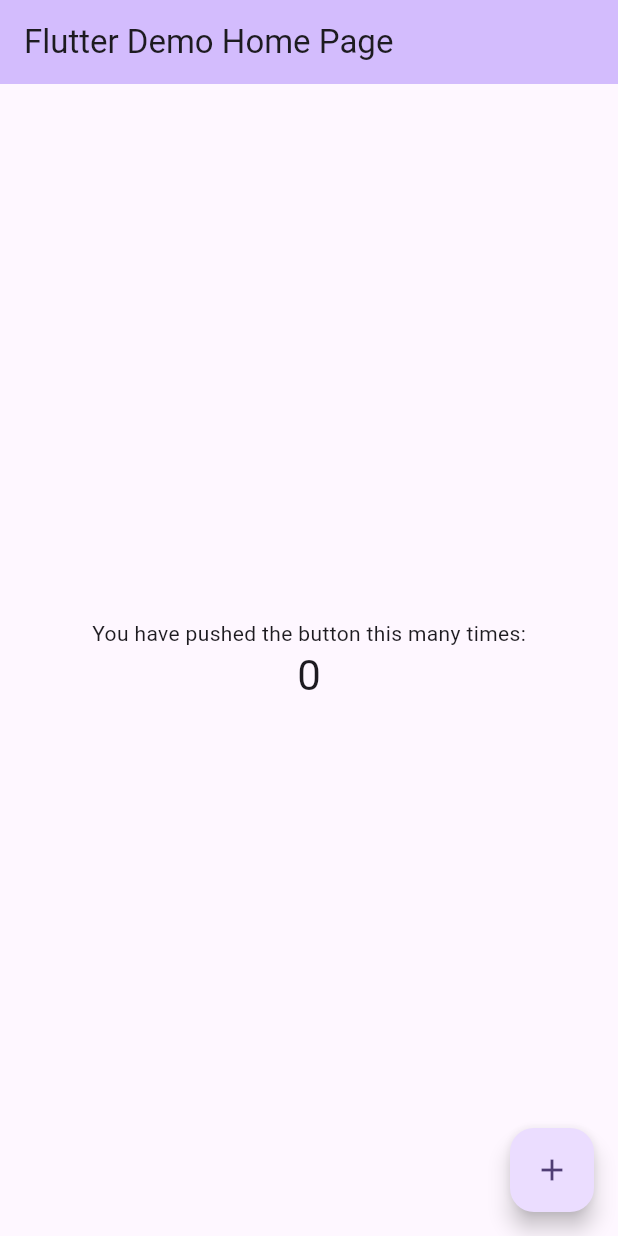
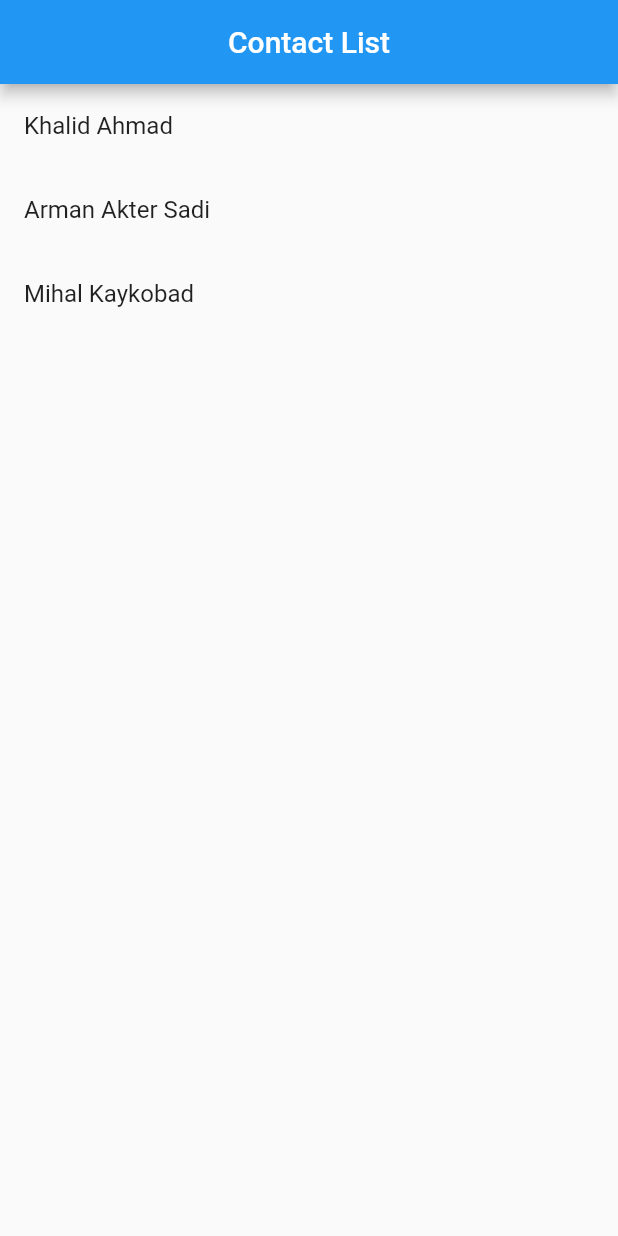
Before and after one commit to mohammadrezaulalam/module08livetest, a Flutter app: the screen it shows after launch, on a phone screen of 412 x 824 dp. Run offline on Flutter 3.47's test engine with Material 2 defaults, Android fonts, the phone set to English and light mode, and no system bars.

Commit message:
Project Added

```diff
--- a/lib/main.dart
+++ b/lib/main.dart
@@ -1,73 +1,97 @@
 import 'package:flutter/material.dart';
 
 void main() {
-  runApp(const MyApp());
+  runApp(ContactListApp());
 }
 
-class MyApp extends StatelessWidget {
-  const MyApp({super.key});
+class Contact {
+  final String name;
+  final String email;
+  final String phoneNumber;
 
-  // This widget is the root of your application.
+  Contact({required this.name, required this.email, required this.phoneNumber});
+}
+
+class ContactListApp extends StatelessWidget {
+  final List<Contact> contacts = [
+    Contact(
+      name: 'Khalid Ahmad',
+      email: 'khalid_ahmad123@gmail.com',
+      phoneNumber: '01950321456',
+    ),
+    Contact(
+      name: 'Arman Akter Sadi',
+      email: 'armanakter@gmail.com',
+      phoneNumber: '01792632514',
+    ),
+    Contact(
+      name: 'Mihal Kaykobad',
+      email: 'mihal.kaykobad@live.com',
+      phoneNumber: '01592367841',
+    ),
+  ];
+
+  ContactListApp({super.key});
+
   @override
   Widget build(BuildContext context) {
     return MaterialApp(
-      title: 'Flutter Demo',
+      debugShowCheckedModeBanner: false,
+      title: 'Contact List',
       theme: ThemeData(
-
-        colorScheme: ColorScheme.fromSeed(seedColor: Colors.deepPurple),
-        useMaterial3: true,
+        primarySwatch: Colors.blue,
       ),
-      home: const MyHomePage(title: 'Flutter Demo Home Page'),
+      home: ContactListScreen(contacts: contacts),
     );
   }
 }
 
-class MyHomePage extends StatefulWidget {
-  const MyHomePage({super.key, required this.title});
+class ContactListScreen extends StatelessWidget {
+  final List<Contact> contacts;
 
-  final String title;
+  const ContactListScreen({super.key, required this.contacts});
 
-  @override
-  State<MyHomePage> createState() => _MyHomePageState();
-}
-
-class _MyHomePageState extends State<MyHomePage> {
-  int _counter = 0;
-
-  void _incrementCounter() {
-    setState(() {
-      _counter++;
-    });
+  void _showContactDetails(BuildContext context, Contact contact) {
+    showModalBottomSheet(
+      context: context,
+      builder: (BuildContext context) {
+        return Container(
+          padding: const EdgeInsets.all(16.0),
+          child: Column(
+            mainAxisSize: MainAxisSize.min,
+            children: [
+              const Text(
+                "Contact Details",
+                style: TextStyle(fontSize: 28.0, fontWeight: FontWeight.bold),
+              ),
+              const SizedBox(height: 8.0),
+              Text('Name: ${contact.name}', style: const TextStyle(fontSize: 18.0),),
+              const SizedBox(height: 8.0),
+              Text('Email: ${contact.email}', style: const TextStyle(fontSize: 18.0),),
+              const SizedBox(height: 8.0),
+              Text('Phone: ${contact.phoneNumber}', style: const TextStyle(fontSize: 18.0),),
+            ],
+          ),
+        );
+      },
+    );
   }
 
   @override
   Widget build(BuildContext context) {
-
     return Scaffold(
-      appBar: AppBar(
-        backgroundColor: Theme.of(context).colorScheme.inversePrimary,
-        title: Text(widget.title),
+      appBar: AppBar(title: const Text('Contact List'), centerTitle: true,),
+      body: ListView.builder(
+        itemCount: contacts.length,
+        itemBuilder: (BuildContext context, int index) {
+          return ListTile(
+            title: Text(contacts[index].name),
+            onTap: () {
+              _showContactDetails(context, contacts[index]);
+            },
+          );
+        },
       ),
-      body: Center(
-        child: Column(
-
-          mainAxisAlignment: MainAxisAlignment.center,
-          children: <Widget>[
-            const Text(
-              'You have pushed the button this many times:',
-            ),
-            Text(
-              '$_counter',
-              style: Theme.of(context).textTheme.headlineMedium,
-            ),
-          ],
-        ),
-      ),
-      floatingActionButton: FloatingActionButton(
-        onPressed: _incrementCounter,
-        tooltip: 'Increment',
-        child: const Icon(Icons.add),
-      ), // This trailing comma makes auto-formatting nicer for build methods.
     );
   }
 }
```
Also changed, not shown: 1 other file.
